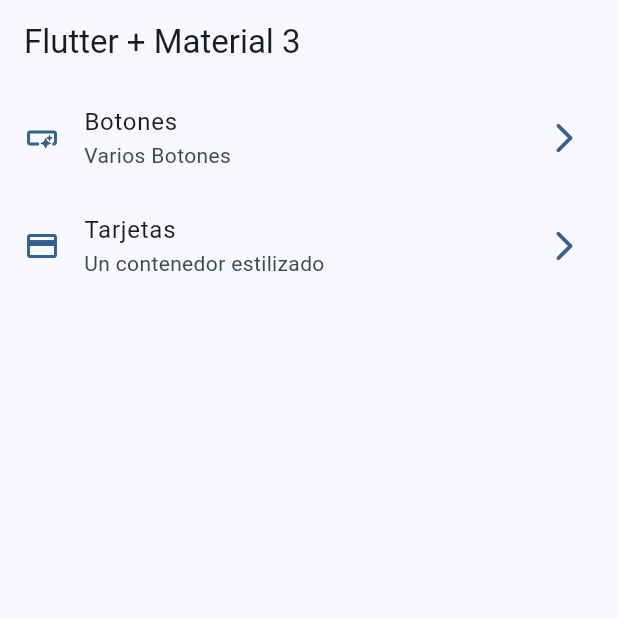
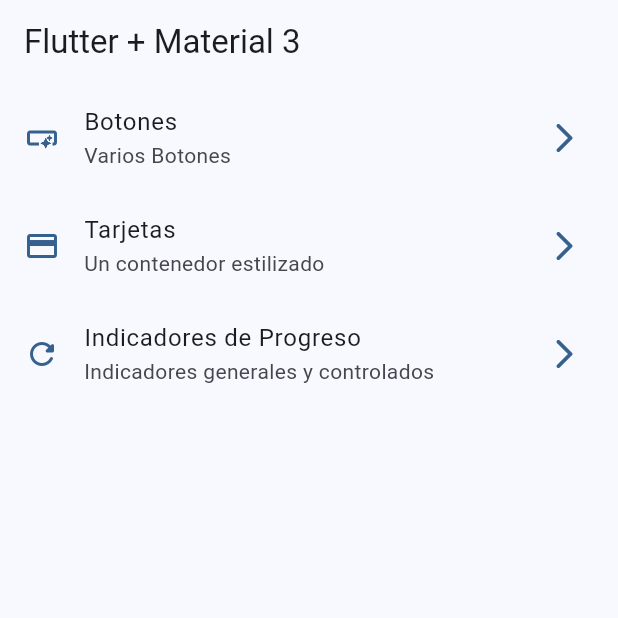
Before and after one commit to lizandronarvaez/curso_flutter_2026, a Flutter app: the screen it shows after launch, on a phone screen of 412 x 824 dp, the top half of it. Run offline on Flutter 3.47's test engine with Material 3 defaults, Android fonts, the phone set to English and light mode, and no system bars; our stand-ins replace dio, go_router.

Commit message:
Módulo_04: Indicadores de progreso

```diff
--- a/modulo_04_widgets_basicos/flutter_widgets_app04/lib/config/menu/menu_items.dart
+++ b/modulo_04_widgets_basicos/flutter_widgets_app04/lib/config/menu/menu_items.dart
@@ -21,5 +21,11 @@
       subTitle:'Un contenedor estilizado' ,
       link: '/cards',
       icon: Icons.credit_card
-  )
+  ),
+  MenuItem(
+      title: 'Indicadores de Progreso',
+      subTitle:'Indicadores generales y controlados' ,
+      link: '/progress',
+      icon: Icons.refresh_rounded
+  ),
 ];
--- a/modulo_04_widgets_basicos/flutter_widgets_app04/lib/config/router/app_router.dart
+++ b/modulo_04_widgets_basicos/flutter_widgets_app04/lib/config/router/app_router.dart
@@ -11,22 +11,25 @@
     GoRoute(
       path: '/',
       name: HomeScreen.name,
-      builder: (BuildContext context, GoRouterState state) =>
-          const HomeScreen(),
+      builder: (context, state) => const HomeScreen(),
     ),
 
     GoRoute(
       path: '/buttons',
       name: ButtonsScreen.name,
-      builder: (BuildContext context, GoRouterState state) =>
-          const ButtonsScreen(),
+      builder: (context, state) => const ButtonsScreen(),
     ),
 
     GoRoute(
       path: '/cards',
       name: CardsScreen.name,
-      builder: (BuildContext context, GoRouterState state) =>
-          const CardsScreen(),
+      builder: (context, state) => const CardsScreen(),
+    ),
+
+    GoRoute(
+      path: '/progress',
+      name: ProgressScreen.name,
+      builder: (context, state) => const ProgressScreen(),
     ),
   ],
 );
--- a/modulo_04_widgets_basicos/flutter_widgets_app04/lib/presentation/screens/buttons/buttons_screen.dart
+++ b/modulo_04_widgets_basicos/flutter_widgets_app04/lib/presentation/screens/buttons/buttons_screen.dart
@@ -42,7 +42,7 @@
             ),
             const ElevatedButton(
               onPressed: null,
-              child: const Text('Elevated Disabled'),
+              child: Text('Elevated Disabled'),
             ),
 
             ElevatedButton.icon(
```
Also changed, not shown: modulo_04_widgets_basicos/flutter_widgets_app04/lib/presentation/screens/progress/progress_screen.dart (+63 -1 lines).
